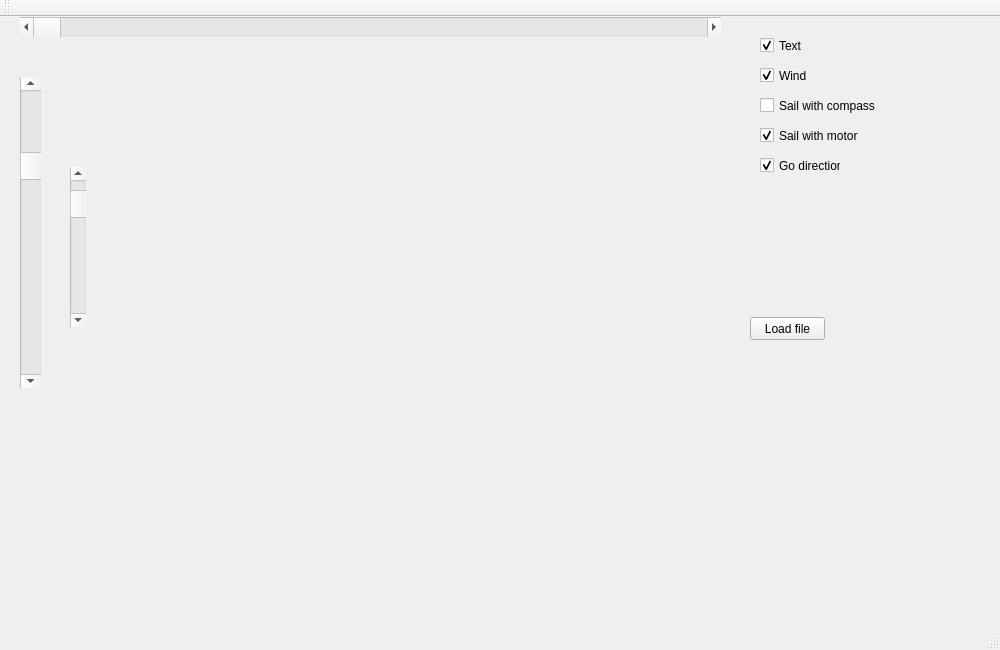
Above: vaimos_dashboard/mainwindow.ui from ENSTABretagneRobotics/File_conversions before the change. Below: the same form after it.
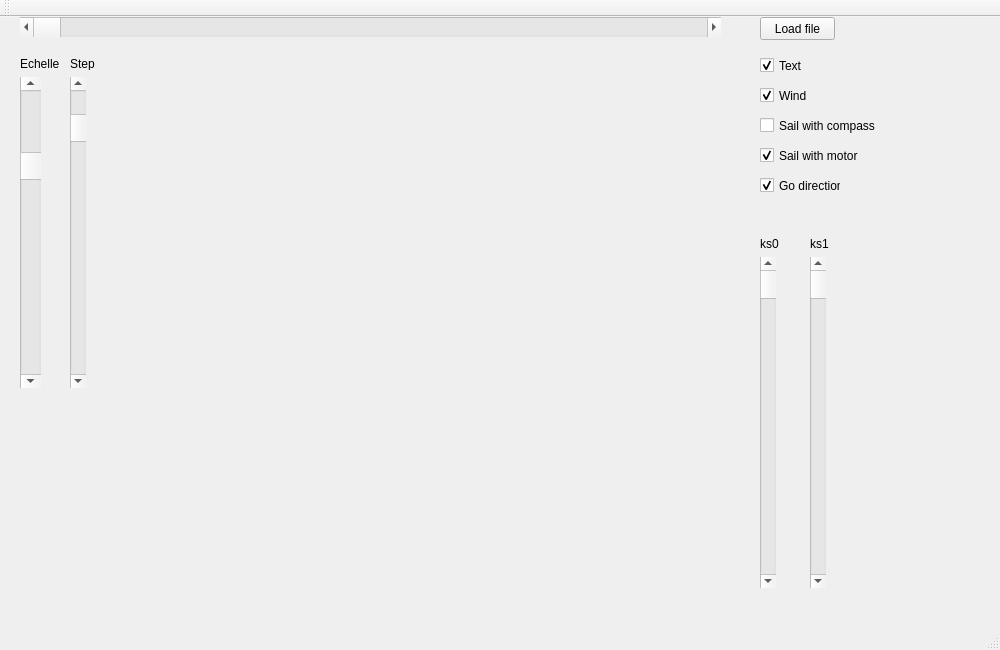
That is the form after the change. Custom widgets are drawn as their Qt base class.

```diff
--- a/vaimos_dashboard/mainwindow.ui
+++ b/vaimos_dashboard/mainwindow.ui
@@ -101,8 +101,8 @@
    <widget class="QPushButton" name="pushButtonLoadFile">
     <property name="geometry">
      <rect>
-      <x>750</x>
-      <y>300</y>
+      <x>760</x>
+      <y>0</y>
       <width>75</width>
       <height>23</height>
      </rect>
@@ -115,9 +115,9 @@
     <property name="geometry">
      <rect>
       <x>70</x>
-      <y>150</y>
+      <y>60</y>
       <width>16</width>
-      <height>160</height>
+      <height>311</height>
      </rect>
     </property>
     <property name="minimum">
@@ -134,7 +134,7 @@
     <property name="geometry">
      <rect>
       <x>760</x>
-      <y>50</y>
+      <y>70</y>
       <width>70</width>
       <height>17</height>
      </rect>
@@ -153,7 +153,7 @@
     <property name="geometry">
      <rect>
       <x>760</x>
-      <y>80</y>
+      <y>100</y>
       <width>151</width>
       <height>17</height>
      </rect>
@@ -172,7 +172,7 @@
     <property name="geometry">
      <rect>
       <x>760</x>
-      <y>110</y>
+      <y>130</y>
       <width>101</width>
       <height>17</height>
      </rect>
@@ -188,7 +188,7 @@
     <property name="geometry">
      <rect>
       <x>760</x>
-      <y>20</y>
+      <y>40</y>
       <width>70</width>
       <height>17</height>
      </rect>
@@ -204,7 +204,7 @@
     <property name="geometry">
      <rect>
       <x>760</x>
-      <y>140</y>
+      <y>160</y>
       <width>81</width>
       <height>17</height>
      </rect>
@@ -216,6 +216,84 @@
      <bool>true</bool>
     </property>
    </widget>
+   <widget class="QScrollBar" name="ks0_verticalScrollBar">
+    <property name="geometry">
+     <rect>
+      <x>760</x>
+      <y>240</y>
+      <width>16</width>
+      <height>331</height>
+     </rect>
+    </property>
+    <property name="orientation">
+     <enum>Qt::Vertical</enum>
+    </property>
+   </widget>
+   <widget class="QScrollBar" name="ks1_verticalScrollBar">
+    <property name="geometry">
+     <rect>
+      <x>810</x>
+      <y>240</y>
+      <width>16</width>
+      <height>331</height>
+     </rect>
+    </property>
+    <property name="orientation">
+     <enum>Qt::Vertical</enum>
+    </property>
+   </widget>
+   <widget class="QLabel" name="ks0_label">
+    <property name="geometry">
+     <rect>
+      <x>760</x>
+      <y>220</y>
+      <width>46</width>
+      <height>13</height>
+     </rect>
+    </property>
+    <property name="text">
+     <string>ks0</string>
+    </property>
+   </widget>
+   <widget class="QLabel" name="ks1_label">
+    <property name="geometry">
+     <rect>
+      <x>810</x>
+      <y>220</y>
+      <width>46</width>
+      <height>13</height>
+     </rect>
+    </property>
+    <property name="text">
+     <string>ks1</string>
+    </property>
+   </widget>
+   <widget class="QLabel" name="Echelle_label">
+    <property name="geometry">
+     <rect>
+      <x>20</x>
+      <y>40</y>
+      <width>46</width>
+      <height>13</height>
+     </rect>
+    </property>
+    <property name="text">
+     <string>Echelle</string>
+    </property>
+   </widget>
+   <widget class="QLabel" name="Step_label">
+    <property name="geometry">
+     <rect>
+      <x>70</x>
+      <y>40</y>
+      <width>46</width>
+      <height>13</height>
+     </rect>
+    </property>
+    <property name="text">
+     <string>Step</string>
+    </property>
+   </widget>
   </widget>
   <widget class="QMenuBar" name="menuBar">
    <property name="geometry">
```
Left out of the diff: 8 changed lines with no effect on the pictures.
